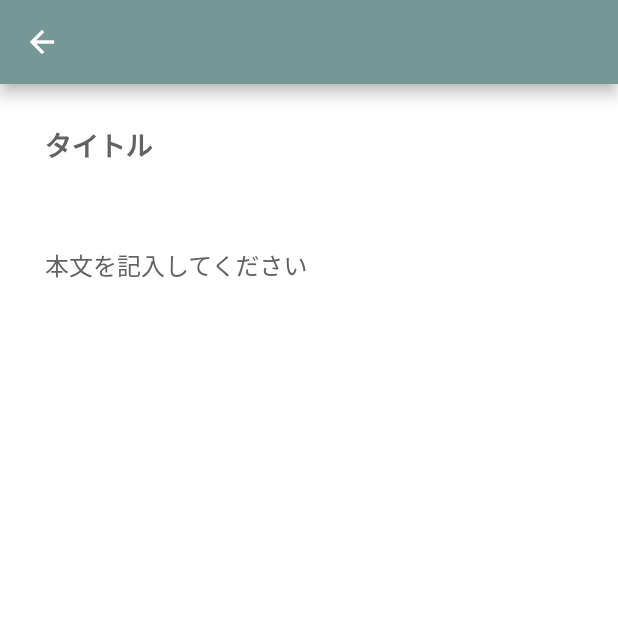
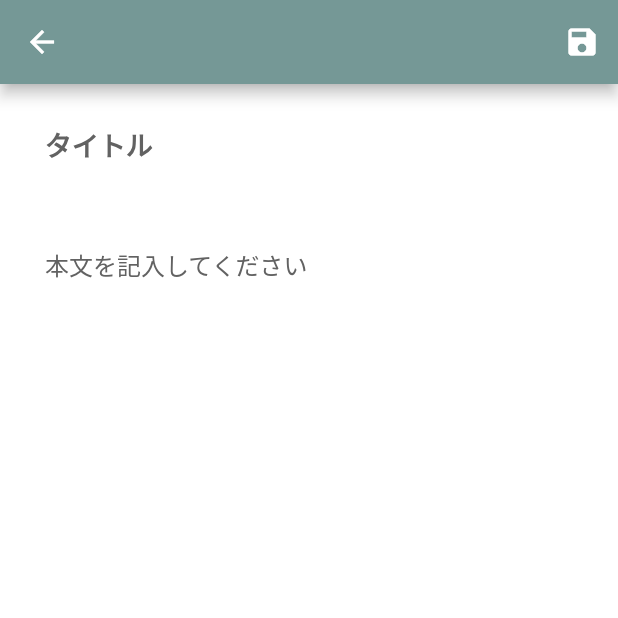
Before and after one commit to tomamoi/todo_app, a Flutter app: the screen it shows after launch, after a tap on the "edit" icon, on a phone screen of 412 x 824 dp, the top half of it. Run offline on Flutter 3.47's test engine with Material 2 defaults, Android fonts, the phone set to English and light mode, and no system bars; our stand-ins replace flutter_riverpod, freezed_annotation, go_router, isar, logger; accounts and stored records are empty; generated files the repository leaves out were written again.

Commit message:
エラー処理の実装を追加

```diff
--- a/lib/features/todo/presentation/create_or_edit_todo/create_or_edit_todo_page.dart
+++ b/lib/features/todo/presentation/create_or_edit_todo/create_or_edit_todo_page.dart
@@ -1,4 +1,3 @@
-import 'dart:io';
 import 'package:flutter/material.dart';
 import 'package:flutter_riverpod/flutter_riverpod.dart';
 import 'package:go_router/go_router.dart';
@@ -82,12 +81,10 @@ class CreateOrEditTodoPage extends ConsumerWidget {
     final discriptionEditingController = ref
         .watch(_discriptionEditingControllerProvider(item?.discription ?? ''));
 
-    return WillPopScope(
-      onWillPop: () async => false,
-      child: Scaffold(
+    return Scaffold(
       appBar: AppBar(
-          leading: IconButton(
-            // 戻るボタン押下で保存されるようにします。
+        actions: [
+          IconButton(
             onPressed: () async {
               await _save(
                 ref: ref,
@@ -99,10 +96,9 @@ class CreateOrEditTodoPage extends ConsumerWidget {
               if (ref.read(todoListAsyncNotifierProvider) is AsyncError) return;
               context.pop();
             },
-            icon: Icon(
-              Platform.isIOS ? Icons.arrow_back_ios : Icons.arrow_back,
+            icon: const Icon(Icons.save),
           ),
-          ),
+        ],
       ),
       body: SingleChildScrollView(
         child: Padding(
@@ -152,7 +148,6 @@ class CreateOrEditTodoPage extends ConsumerWidget {
           ),
         ),
       ),
-      ),
     );
   }
 }
--- a/lib/features/todo/presentation/todo_list/todo_list_page.dart
+++ b/lib/features/todo/presentation/todo_list/todo_list_page.dart
@@ -2,10 +2,11 @@ import 'package:flutter/material.dart';
 import 'package:flutter_riverpod/flutter_riverpod.dart';
 import 'package:go_router/go_router.dart';
 import 'package:logger/logger.dart';
-import 'package:todo/features/todo/presentation/widgets/custom_snack_bar.dart';
+import 'package:todo/features/todo/presentation/widgets/snack_bar.dart';
 import 'package:todo/features/todo/presentation/widgets/todo_card.dart';
 import 'package:todo/features/todo/presentation/todo_list/widgets/todo_drawer.dart';
 import 'package:todo/features/todo/presentation/todo_list_notifier.dart';
+import 'package:todo/features/todo/usecase/custom_exception.dart';
 
 final _scrollControllerProvider = Provider.autoDispose<ScrollController>(
   (ref) {
@@ -38,6 +39,16 @@ class TodoListPage extends ConsumerWidget {
     final asyncValue = ref.watch(todoListAsyncNotifierProvider);
     final notifier = ref.watch(todoListAsyncNotifierProvider.notifier);
 
+    // AsyncErrorの場合はSnackBarを表示させることで、ユーザーにエラー状態を伝えることができます。
+    // ユーザーへのメッセージはUsecase層にて定義しています。
+    ref.listen(todoListAsyncNotifierProvider, (previous, next) {
+      if (next is AsyncError) {
+        ScaffoldMessenger.of(context).showSnackBar(CustomErrorSnackBar(
+          message: (next.error! as CustomException).message,
+        ));
+      }
+    });
+
     return Scaffold(
       appBar: AppBar(),
       floatingActionButton: FloatingActionButton(
@@ -46,6 +57,7 @@ class TodoListPage extends ConsumerWidget {
       ),
       drawer: const TodoDrawer(),
       body: asyncValue.when(
+        skipError: true,
         error: (e, st) {
           Logger().e('todoListAsyncNotifierにエラー発生', e, st);
 
--- a/lib/features/todo/usecase/add_todo_usecase.dart
+++ b/lib/features/todo/usecase/add_todo_usecase.dart
@@ -2,6 +2,7 @@ import 'package:flutter_riverpod/flutter_riverpod.dart';
 import 'package:logger/logger.dart';
 import 'package:todo/features/todo/domain/todo_domain_importer.dart';
 import 'package:todo/features/todo/infrastructure/todo_infrastructure_importer.dart';
+import 'package:todo/features/todo/usecase/custom_exception.dart';
 
 /// UsecaseはPresentation層のみで使用すること
 final addTodoUsecaseProvider = Provider.autoDispose<AddTodoUsecase>((ref) {
@@ -34,7 +35,7 @@ class AddTodoUsecase {
       return todoItem;
     } catch (e, st) {
       Logger().e('AddTodoUsecaseでのエラー', e, st);
-      throw Exception('メモを保存できませんでした。');
+      throw CustomException('メモを保存できませんでした。');
     }
   }
 }
--- a/lib/features/todo/usecase/change_to_garbage_status_usecase.dart
+++ b/lib/features/todo/usecase/change_to_garbage_status_usecase.dart
@@ -2,6 +2,7 @@ import 'package:flutter_riverpod/flutter_riverpod.dart';
 import 'package:logger/logger.dart';
 import 'package:todo/features/todo/domain/todo_domain_importer.dart';
 import 'package:todo/features/todo/infrastructure/todo_infrastructure_importer.dart';
+import 'package:todo/features/todo/usecase/custom_exception.dart';
 
 /// UsecaseはPresentation層のみで使用すること
 final changeToGarbageStatusUsecaseProvider =
@@ -34,7 +35,7 @@ class ChangeToGarbageStatusUsecase {
       return garbageTodoItem;
     } catch (e, st) {
       Logger().e('ChangeToGarbageStatusUsecaseでのエラー', e, st);
-      throw Exception('メモのゴミ状態を変更できませんでした。');
+      throw CustomException('メモのゴミ状態を変更できませんでした。');
     }
   }
 }
--- a/lib/features/todo/usecase/delete_todos_usecase.dart
+++ b/lib/features/todo/usecase/delete_todos_usecase.dart
@@ -1,6 +1,7 @@
 import 'package:flutter_riverpod/flutter_riverpod.dart';
 import 'package:logger/logger.dart';
 import 'package:todo/features/todo/infrastructure/todo_infrastructure_importer.dart';
+import 'package:todo/features/todo/usecase/custom_exception.dart';
 
 /// UsecaseはPresentation層のみで使用すること
 final deleteTodosUsecaseProvider =
@@ -25,7 +26,7 @@ class DeleteTodosUsecase {
       return;
     } catch (e, st) {
       Logger().e('DeleteTodosUsecaseでのエラー', e, st);
-      throw Exception('メモをローカルから削除できませんでした。');
+      throw CustomException('メモをローカルから削除できませんでした。');
     }
   }
 }
--- a/lib/features/todo/usecase/edit_todo_usecase.dart
+++ b/lib/features/todo/usecase/edit_todo_usecase.dart
@@ -2,6 +2,7 @@ import 'package:flutter_riverpod/flutter_riverpod.dart';
 import 'package:logger/logger.dart';
 import 'package:todo/features/todo/domain/todo_domain_importer.dart';
 import 'package:todo/features/todo/infrastructure/todo_infrastructure_importer.dart';
+import 'package:todo/features/todo/usecase/custom_exception.dart';
 
 /// UsecaseはPresentation層のみで使用すること
 final editTodoUsecaseProvider = Provider.autoDispose<EditTodoUsecase>((ref) {
@@ -31,7 +32,7 @@ class EditTodoUsecase {
       return updatedTodoItem;
     } catch (e, st) {
       Logger().e('EditTodoUsecaseでのエラー', e, st);
-      throw Exception('メモを編集できませんでした。');
+      throw CustomException('メモを編集できませんでした。');
     }
   }
 }
--- a/lib/features/todo/usecase/fetch_garbage_todos_usecase.dart
+++ b/lib/features/todo/usecase/fetch_garbage_todos_usecase.dart
@@ -2,6 +2,7 @@ import 'package:flutter_riverpod/flutter_riverpod.dart';
 import 'package:logger/logger.dart';
 import 'package:todo/features/todo/domain/todo_domain_importer.dart';
 import 'package:todo/features/todo/infrastructure/todo_infrastructure_importer.dart';
+import 'package:todo/features/todo/usecase/custom_exception.dart';
 
 /// UsecaseはPresentation層のみで使用すること
 final fetchGarbageTodosUsecaseProvider =
@@ -24,7 +25,7 @@ class FetchGarbageTodosUsecase {
       return todoItemList;
     } catch (e, st) {
       Logger().e('FetchDeletedTodosUsecaseでのエラー', e, st);
-      throw Exception('ゴミ箱に存在するメモを取得できませんでした。');
+      throw CustomException('ゴミ箱に存在するメモを取得できませんでした。');
     }
   }
 }
--- a/lib/features/todo/usecase/fetch_todos_usecase.dart
+++ b/lib/features/todo/usecase/fetch_todos_usecase.dart
@@ -3,6 +3,7 @@ import 'package:logger/logger.dart';
 import 'package:todo/constants.dart';
 import 'package:todo/features/todo/domain/todo_domain_importer.dart';
 import 'package:todo/features/todo/infrastructure/todo_infrastructure_importer.dart';
+import 'package:todo/features/todo/usecase/custom_exception.dart';
 
 /// UsecaseはPresentation層のみで使用すること
 final fetchTodosUsecaseProvider =
@@ -25,7 +26,7 @@ class FetchTodosUsecase {
       return todoItemList;
     } catch (e, st) {
       Logger().e('FetchTodosUsecaseでのエラー', e, st);
-      throw Exception('メモを取得できませんでした。');
+      throw CustomException('メモを取得できませんでした。');
     }
   }
 }
```
Also changed, not shown: lib/features/todo/presentation/garbage_todo_list/garbage_todo_list_page.dart (+13 -1 lines), lib/features/todo/presentation/widgets/snack_bar.dart (renamed from lib/features/todo/presentation/widgets/custom_snack_bar.dart, +10 -0 lines), lib/features/todo/usecase/custom_exception.dart (added, +7 -0 lines). Lines whose indentation alone changed are shown as unchanged.
